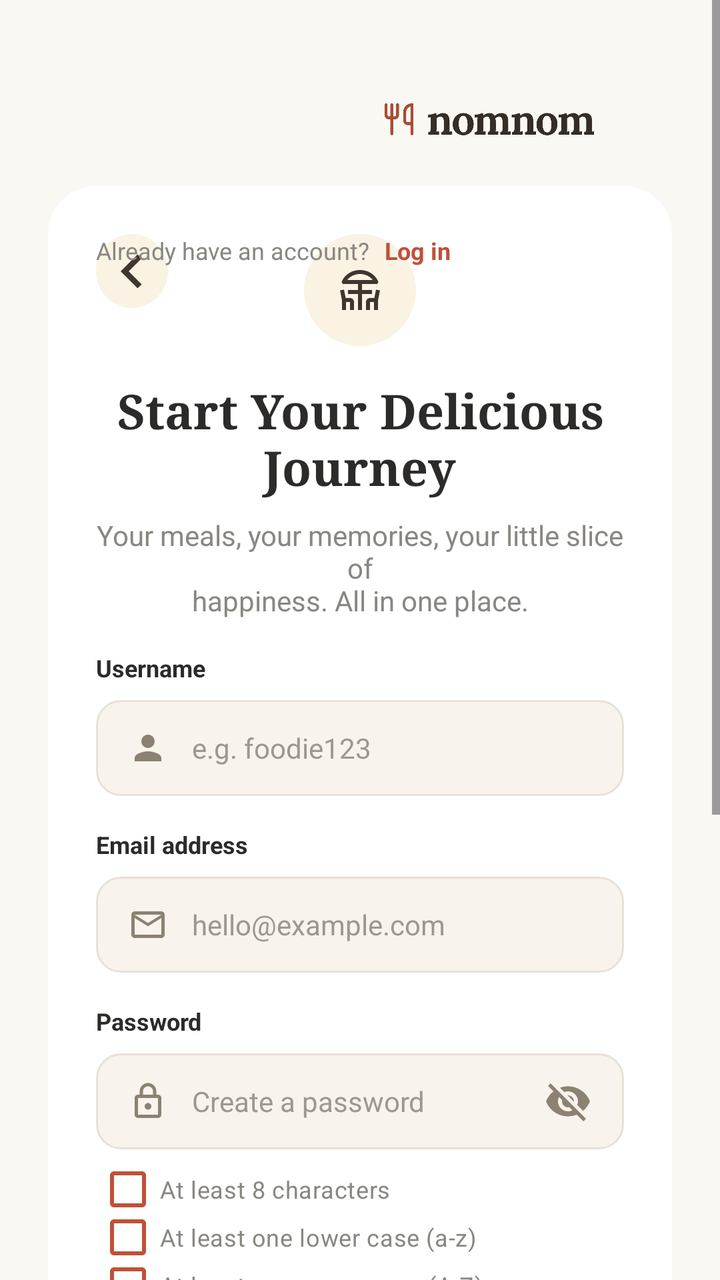
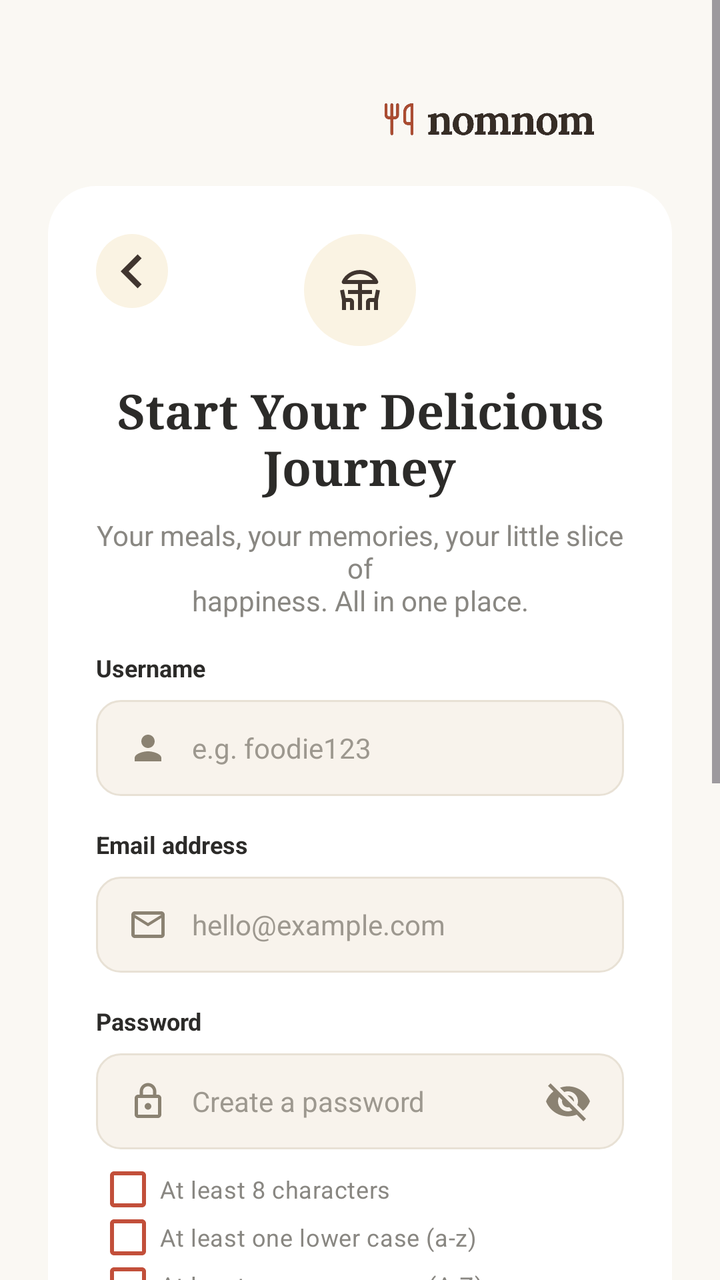

Two renders of the same Android screen: before a commit and after it. Below are the layout's source before the change and the commit's diff.
<!-- AndroidManifest.xml: application theme Theme.Nomnom -->
<!-- res/layout/activity_register.xml -->
<?xml version="1.0" encoding="utf-8"?>
<ScrollView xmlns:android="http://schemas.android.com/apk/res/android"
    xmlns:app="http://schemas.android.com/apk/res-auto"
    xmlns:tools="http://schemas.android.com/tools"
    android:layout_width="match_parent"
    android:layout_height="match_parent"
    android:fillViewport="true"
    android:background="#FAF8F3">

    <androidx.constraintlayout.widget.ConstraintLayout
        android:layout_width="match_parent"
        android:layout_height="wrap_content"
        android:padding="24dp">

        

        

        

        <ImageView
            android:id="@+id/ivLogo"
            android:layout_width="112dp"
            android:layout_height="25dp"
            android:layout_marginStart="164dp"
            android:layout_marginTop="24dp"
            android:src="@drawable/logo"
            app:layout_constraintStart_toStartOf="parent"
            app:layout_constraintTop_toTopOf="parent" />

        <androidx.constraintlayout.widget.ConstraintLayout
            android:id="@+id/cardContainer"
            android:layout_width="match_parent"
            android:layout_height="wrap_content"
            android:layout_marginTop="20dp"
            android:background="@drawable/bg_card"
            android:padding="24dp"
            app:layout_constraintTop_toBottomOf="@id/ivLogo"
            tools:layout_editor_absoluteX="24dp">

            <ImageView
                android:id="@+id/ivHeaderIcon"
                android:layout_width="56dp"
                android:layout_height="56dp"
                android:background="@drawable/bg_icon_register"
                android:padding="16dp"
                android:src="@drawable/ic_dining"
                app:layout_constraintEnd_toEndOf="parent"
                app:layout_constraintStart_toStartOf="parent"
                app:layout_constraintTop_toTopOf="parent" />

            <ImageView
                android:id="@+id/ivHeaderIcon2"
                android:layout_width="36dp"
                android:layout_height="37dp"
                android:background="@drawable/bg_icon_register"
                android:padding="1dp"
                android:src="@drawable/ic_back"
                app:layout_constraintEnd_toEndOf="parent"
                app:layout_constraintHorizontal_bias="0.0"
                app:layout_constraintStart_toStartOf="parent"
                app:layout_constraintTop_toTopOf="parent" />

            <TextView
                android:id="@+id/tvTitle"
                android:layout_width="0dp"
                android:layout_height="wrap_content"
                android:layout_marginTop="16dp"
                android:fontFamily="serif"
                android:gravity="center"
                android:text="Start Your Delicious\nJourney"
                android:textColor="#2C2B29"
                android:textSize="24sp"
                android:textStyle="bold"
                app:layout_constraintEnd_toEndOf="parent"
                app:layout_constraintStart_toStartOf="parent"
                app:layout_constraintTop_toBottomOf="@id/ivHeaderIcon" />

            <TextView
                android:id="@+id/tvSubtitle"
                android:layout_width="0dp"
                android:layout_height="wrap_content"
                android:layout_marginTop="8dp"
                android:gravity="center"
                android:text="Your meals, your memories, your little slice of\nhappiness. All in one place."
                android:textColor="#898782"
                android:textSize="14sp"
                app:layout_constraintEnd_toEndOf="parent"
                app:layout_constraintStart_toStartOf="parent"
                app:layout_constraintTop_toBottomOf="@id/tvTitle" />

            <LinearLayout
                android:id="@+id/llBenefits"
                android:layout_width="wrap_content"
                android:layout_height="wrap_content"
                android:layout_marginTop="8dp"
                android:gravity="center_vertical"
                android:orientation="horizontal"
                app:layout_constraintEnd_toEndOf="parent"
                app:layout_constraintStart_toStartOf="parent"
                app:layout_constraintTop_toBottomOf="@id/tvSubtitle" />

            

            <TextView
                android:id="@+id/tvUsernameLabel"
                android:layout_width="wrap_content"
                android:layout_height="wrap_content"
                android:layout_marginTop="8dp"
                android:text="Username"
                android:textColor="#2C2B29"
                android:textSize="12sp"
                android:textStyle="bold"
                app:layout_constraintStart_toStartOf="parent"
                app:layout_constraintTop_toBottomOf="@id/llBenefits" />

            <LinearLayout
                android:id="@+id/llUsername"
                android:layout_width="match_parent"
                android:layout_height="48dp"
                android:layout_marginTop="8dp"
                android:background="@drawable/bg_input"
                android:gravity="center_vertical"
                android:orientation="horizontal"
                android:paddingHorizontal="16dp"
                app:layout_constraintTop_toBottomOf="@id/tvUsernameLabel">

                <ImageView
                    android:layout_width="20dp"
                    android:layout_height="20dp"
                    android:src="@drawable/ic_person" />

                <EditText
                    android:id="@+id/etUsername"
                    android:layout_width="match_parent"
                    android:layout_height="match_parent"
                    android:layout_marginStart="12dp"
                    android:background="@null"
                    android:hint="e.g. foodie123"
                    android:inputType="textPersonName"
                    android:textColor="#2C2B29"
                    android:textColorHint="#9D988F"
                    android:textSize="14sp" />
            </LinearLayout>

            
            <TextView
                android:id="@+id/tvEmailLabel"
                android:layout_width="wrap_content"
                android:layout_height="wrap_content"
                android:layout_marginTop="16dp"
                android:text="Email address"
                android:textColor="#2C2B29"
                android:textSize="12sp"
                android:textStyle="bold"
                app:layout_constraintStart_toStartOf="parent"
                app:layout_constraintTop_toBottomOf="@id/llUsername" />

            <LinearLayout
                android:id="@+id/llEmail"
                android:layout_width="match_parent"
                android:layout_height="48dp"
                android:layout_marginTop="8dp"
                android:background="@drawable/bg_input"
                android:gravity="center_vertical"
                android:orientation="horizontal"
                android:paddingHorizontal="16dp"
                app:layout_constraintTop_toBottomOf="@id/tvEmailLabel">

                <ImageView
                    android:layout_width="20dp"
                    android:layout_height="20dp"
                    android:src="@drawable/ic_mail" />

                <EditText
                    android:id="@+id/etEmail"
                    android:layout_width="match_parent"
                    android:layout_height="match_parent"
                    android:layout_marginStart="12dp"
                    android:background="@null"
                    android:hint="hello@example.com"
                    android:inputType="textEmailAddress"
                    android:textColor="#2C2B29"
                    android:textColorHint="#9D988F"
                    android:textSize="14sp" />
            </LinearLayout>

            
            <TextView
                android:id="@+id/tvPasswordLabel"
                android:layout_width="wrap_content"
                android:layout_height="wrap_content"
                android:layout_marginTop="16dp"
                android:text="Password"
                android:textColor="#2C2B29"
                android:textSize="12sp"
                android:textStyle="bold"
                app:layout_constraintStart_toStartOf="parent"
                app:layout_constraintTop_toBottomOf="@id/llEmail" />

            <LinearLayout
                android:id="@+id/llPassword"
                android:layout_width="match_parent"
                android:layout_height="48dp"
                android:layout_marginTop="8dp"
                android:background="@drawable/bg_input"
                android:gravity="center_vertical"
                android:orientation="horizontal"
                android:paddingHorizontal="16dp"
                app:layout_constraintTop_toBottomOf="@id/tvPasswordLabel">

                <ImageView
                    android:layout_width="20dp"
                    android:layout_height="20dp"
                    android:src="@drawable/ic_lock" />

                <EditText
                    android:id="@+id/etPassword"
                    android:layout_width="0dp"
                    android:layout_height="match_parent"
                    android:layout_marginStart="12dp"
                    android:layout_weight="1"
                    android:background="@null"
                    android:hint="Create a password"
                    android:inputType="textPassword"
                    android:drawableEnd="@drawable/ic_visibility_off"
                    android:drawablePadding="12dp"
                    android:textColor="#2C2B29"
                    android:textColorHint="#9D988F"
                    android:textSize="14sp" />

            </LinearLayout>

            <LinearLayout
                android:id="@+id/llPasswordChecklist"
                android:layout_width="match_parent"
                android:layout_height="wrap_content"
                android:layout_marginTop="8dp"
                android:orientation="vertical"
                app:layout_constraintStart_toStartOf="parent"
                app:layout_constraintTop_toBottomOf="@id/llPassword">

                <CheckBox
                    android:id="@+id/cbLength"
                    android:layout_width="wrap_content"
                    android:layout_height="24dp"
                    android:buttonTint="#C24F3A"
                    android:clickable="false"
                    android:text="At least 8 characters"
                    android:textColor="#898782"
                    android:textSize="12sp" />

                <CheckBox
                    android:id="@+id/cbLowercase"
                    android:layout_width="wrap_content"
                    android:layout_height="24dp"
                    android:buttonTint="#C24F3A"
                    android:clickable="false"
                    android:text="At least one lower case (a-z)"
                    android:textColor="#898782"
                    android:textSize="12sp" />

                <CheckBox
                    android:id="@+id/cbUppercase"
                    android:layout_width="wrap_content"
                    android:layout_height="24dp"
                    android:buttonTint="#C24F3A"
                    android:clickable="false"
                    android:text="At least one upper case (A-Z)"
                    android:textColor="#898782"
                    android:textSize="12sp" />

                <CheckBox
                    android:id="@+id/cbNumber"
                    android:layout_width="wrap_content"
                    android:layout_height="24dp"
                    android:buttonTint="#C24F3A"
                    android:clickable="false"
                    android:text="Include numbers (0-9)"
                    android:textColor="#898782"
                    android:textSize="12sp" />

                <CheckBox
                    android:id="@+id/cbSymbol"
                    android:layout_width="wrap_content"
                    android:layout_height="24dp"
                    android:buttonTint="#C24F3A"
                    android:clickable="false"
                    android:text="Include symbols (!#._)"
                    android:textColor="#898782"
                    android:textSize="12sp" />
            </LinearLayout>

            
            <TextView
                android:id="@+id/tvConfirmPasswordLabel"
                android:layout_width="wrap_content"
                android:layout_height="wrap_content"
                android:layout_marginTop="16dp"
                android:text="Confirm password"
                android:textColor="#2C2B29"
                android:textSize="12sp"
                android:textStyle="bold"
                app:layout_constraintStart_toStartOf="parent"
                app:layout_constraintTop_toBottomOf="@id/llPasswordChecklist" />

            <LinearLayout
                android:id="@+id/llConfirmPassword"
                android:layout_width="match_parent"
                android:layout_height="48dp"
                android:layout_marginTop="8dp"
                android:background="@drawable/bg_input"
                android:gravity="center_vertical"
                android:orientation="horizontal"
                android:paddingHorizontal="16dp"
                app:layout_constraintTop_toBottomOf="@id/tvConfirmPasswordLabel">

                <ImageView
                    android:layout_width="20dp"
                    android:layout_height="20dp"
                    android:src="@drawable/ic_lock" />

                <EditText
                    android:id="@+id/etConfirmPassword"
                    android:layout_width="0dp"
                    android:layout_height="match_parent"
                    android:layout_marginStart="12dp"
                    android:layout_weight="1"
                    android:background="@null"
                    android:hint="Re-enter your password"
                    android:inputType="textPassword"
                    android:drawableEnd="@drawable/ic_visibility_off"
                    android:drawablePadding="12dp"
                    android:textColor="#2C2B29"
                    android:textColorHint="#9D988F"
                    android:textSize="14sp" />

            </LinearLayout>

            
            <LinearLayout
                android:id="@+id/llTerms"
                android:layout_width="match_parent"
                android:layout_height="wrap_content"
                android:layout_marginTop="16dp"
                android:gravity="center_vertical"
                android:orientation="horizontal"
                app:layout_constraintTop_toBottomOf="@id/llConfirmPassword">

                <CheckBox
                    android:layout_width="16dp"
                    android:layout_height="16dp"
                    android:layout_marginEnd="8dp"
                    android:background="@drawable/bg_social_button"
                    android:button="@null" />

                <TextView
                    android:layout_width="0dp"
                    android:layout_height="wrap_content"
                    android:layout_weight="1"
                    android:text="I agree to the Terms of Service and Privacy Policy."
                    android:textColor="#898782"
                    android:textSize="12sp" />
            </LinearLayout>

            
            <LinearLayout
                android:id="@+id/btnCreateAccount"
                android:layout_width="match_parent"
                android:layout_height="48dp"
                android:layout_marginTop="24dp"
                android:background="@drawable/bg_button"
                android:gravity="center"
                android:orientation="horizontal"
                app:layout_constraintTop_toBottomOf="@id/llTerms">

                <TextView
                    android:layout_width="wrap_content"
                    android:layout_height="wrap_content"
                    android:text="Create nomnom Account"
                    android:textColor="#FFFFFF"
                    android:textSize="16sp"
                    android:textStyle="bold" />

                <TextView
                    android:layout_width="wrap_content"
                    android:layout_height="wrap_content"
                    android:layout_marginStart="8dp"
                    android:text="→"
                    android:textColor="#FFFFFF"
                    android:textSize="18sp"
                    android:textStyle="bold" />
            </LinearLayout>

            <LinearLayout
                android:id="@+id/llLogin"
                android:layout_width="wrap_content"
                android:layout_height="wrap_content"
                android:layout_marginTop="24dp"
                android:layout_gravity="center_horizontal"
                android:orientation="horizontal">

            </LinearLayout>

            <TextView
                android:layout_width="wrap_content"
                android:layout_height="wrap_content"
                android:text="Already have an account? "
                android:textColor="#898782"
                android:textSize="12sp"
                tools:layout_editor_absoluteX="80dp"
                tools:layout_editor_absoluteY="784dp" />

            <TextView
                android:layout_width="wrap_content"
                android:layout_height="wrap_content"
                android:text="Log in"
                android:textColor="#C24F3A"
                android:textSize="12sp"
                android:textStyle="bold"
                app:layout_constraintEnd_toEndOf="parent"
                app:layout_constraintHorizontal_bias="0.625"
                app:layout_constraintStart_toStartOf="parent"
                tools:layout_editor_absoluteY="784dp" />

        </androidx.constraintlayout.widget.ConstraintLayout>

        <LinearLayout
            android:layout_width="match_parent"
            android:layout_height="wrap_content"
            android:layout_marginTop="32dp"
            android:gravity="center"
            android:orientation="horizontal"
            app:layout_constraintTop_toBottomOf="@id/cardContainer"
            app:layout_constraintBottom_toBottomOf="parent"
            app:layout_constraintVertical_bias="1">
            <TextView
                android:layout_width="wrap_content"
                android:layout_height="wrap_content"
                android:text="Good food. Happy memories. A journal that's yours."
                android:textColor="#898782"
                android:textSize="12sp"/>
        </LinearLayout>

    </androidx.constraintlayout.widget.ConstraintLayout>
</ScrollView>
<!-- resources referenced by this layout -->
<resources>
  <!-- drawable bg_button (drawable) -->
  <shape xmlns:android="http://schemas.android.com/apk/res/android">
      <solid android:color="#E38867"/>
      <corners android:radius="24dp"/>
  </shape>
  <!-- drawable bg_card (drawable) -->
  <shape xmlns:android="http://schemas.android.com/apk/res/android">
      <solid android:color="#FFFFFF"/>
      <corners android:topLeftRadius="24dp" android:topRightRadius="24dp" android:bottomLeftRadius="24dp" android:bottomRightRadius="24dp"/>
  </shape>
  <!-- drawable bg_icon_register (drawable) -->
  <shape xmlns:android="http://schemas.android.com/apk/res/android" android:shape="oval">
      <solid android:color="#FAF3E3"/>
  </shape>
  <!-- drawable bg_input (drawable) -->
  <shape xmlns:android="http://schemas.android.com/apk/res/android">
      <solid android:color="#F8F3EC"/>
      <corners android:radius="12dp"/>
      <stroke android:width="1dp" android:color="#E8E1D5"/>
  </shape>
  <!-- drawable bg_social_button (drawable) -->
  <shape xmlns:android="http://schemas.android.com/apk/res/android">
      <solid android:color="#FFFFFF"/>
      <corners android:radius="16dp"/>
      <stroke android:width="1dp" android:color="#E8E1D5"/>
  </shape>
  <!-- drawable ic_back (drawable) -->
  <?xml version="1.0" encoding="utf-8"?>
  <vector xmlns:android="http://schemas.android.com/apk/res/android"
      android:width="24dp"
      android:height="24dp"
      android:viewportWidth="24"
      android:viewportHeight="24">
      <path
          android:fillColor="@color/text_primary"
          android:pathData="M15.41,16.59L10.83,12l4.58,-4.59L14,6l-6,6 6,6 1.41,-1.41z" />
  </vector>
  <!-- drawable ic_lock (drawable) -->
  <vector xmlns:android="http://schemas.android.com/apk/res/android"
      android:width="24dp"
      android:height="24dp"
      android:viewportWidth="24"
      android:viewportHeight="24"
      android:tint="#8B8272">
      <path
          android:fillColor="@android:color/white"
          android:pathData="M18,8h-1V6c0,-2.76 -2.24,-5 -5,-5S7,3.24 7,6v2H6c-1.1,0 -2,0.9 -2,2v10c0,1.1 0.9,2 2,2h12c1.1,0 2,-0.9 2,-2V10c0,-1.1 -0.9,-2 -2,-2zM9,6c0,-1.66 1.34,-3 3,-3s3,1.34 3,3v2H9V6zm9,14H6V10h12v10zm-6,-3c1.1,0 2,-0.9 2,-2s-0.9,-2 -2,-2 -2,0.9 -2,2 0.9,2 2,2z"/>
  </vector>
  <!-- drawable ic_mail (drawable) -->
  <vector xmlns:android="http://schemas.android.com/apk/res/android"
      android:width="24dp"
      android:height="24dp"
      android:viewportWidth="24"
      android:viewportHeight="24"
      android:tint="#8B8272">
      <path
          android:fillColor="@android:color/white"
          android:pathData="M20,4H4C2.9,4 2.01,4.9 2.01,6L2,18c0,1.1 0.9,2 2,2h16c1.1,0 2,-0.9 2,-2V6c0,-1.1 -0.9,-2 -2,-2zM20,18H4V8l8,5 8,-5v10zM12,11L4,6h16l-8,5z"/>
  </vector>
  <!-- drawable ic_person (drawable) -->
  <vector xmlns:android="http://schemas.android.com/apk/res/android"
      android:width="24dp"
      android:height="24dp"
      android:viewportWidth="24"
      android:viewportHeight="24"
      android:tint="#8B8272">
      <path
          android:fillColor="@android:color/white"
          android:pathData="M12,12c2.21,0 4,-1.79 4,-4s-1.79,-4 -4,-4 -4,1.79 -4,4 1.79,4 4,4zM12,14c-2.67,0 -8,1.34 -8,4v2h16v-2c0,-2.66 -5.33,-4 -8,-4z"/>
  </vector>
  <style name="Theme.Nomnom" parent="Base.Theme.Nomnom" />
  <color name="text_primary">#40352F</color>
  <style name="Base.Theme.Nomnom" parent="Theme.Material3.DayNight.NoActionBar">
          
          
      </style>
  <!-- unchanged entries left out for length: 3 -->
</resources>

<!-- the commit's change to res/layout/activity_register.xml (unified diff, before → after) -->
@@ -397,31 +397,26 @@
                 android:layout_width="wrap_content"
                 android:layout_height="wrap_content"
                 android:layout_marginTop="24dp"
-                android:layout_gravity="center_horizontal"
-                android:orientation="horizontal">
-
-            </LinearLayout>
+                android:orientation="horizontal"
+                app:layout_constraintTop_toBottomOf="@id/btnCreateAccount"
+                app:layout_constraintStart_toStartOf="parent"
+                app:layout_constraintEnd_toEndOf="parent">
 
             <TextView
                 android:layout_width="wrap_content"
                 android:layout_height="wrap_content"
                 android:text="Already have an account? "
                 android:textColor="#898782"
-                android:textSize="12sp"
-                tools:layout_editor_absoluteX="80dp"
-                tools:layout_editor_absoluteY="784dp" />
+                android:textSize="12sp" />
 
             <TextView
                 android:layout_width="wrap_content"
                 android:layout_height="wrap_content"
                 android:text="Log in"
                 android:textColor="#C24F3A"
-                android:textSize="12sp"
-                android:textStyle="bold"
-                app:layout_constraintEnd_toEndOf="parent"
-                app:layout_constraintHorizontal_bias="0.625"
-                app:layout_constraintStart_toStartOf="parent"
-                tools:layout_editor_absoluteY="784dp" />
+                android:textStyle="bold"
+                android:textSize="12sp" />
+            </LinearLayout>
 
         </androidx.constraintlayout.widget.ConstraintLayout>
 
